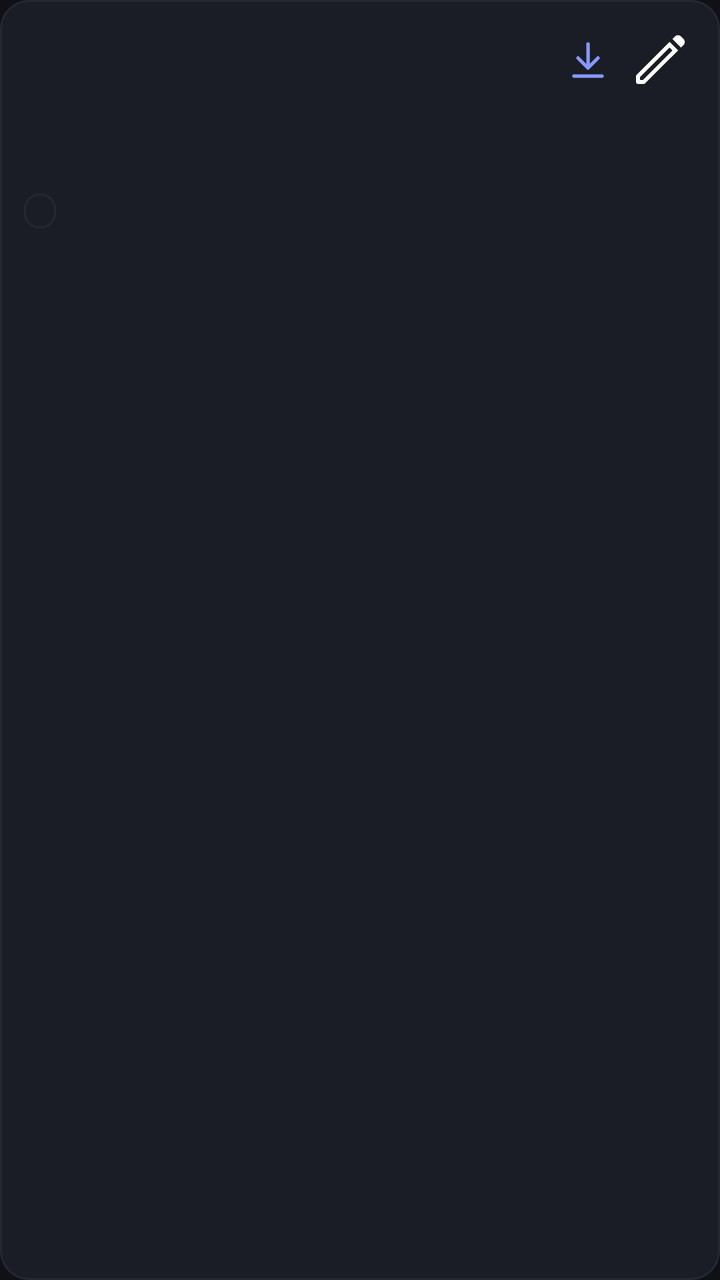
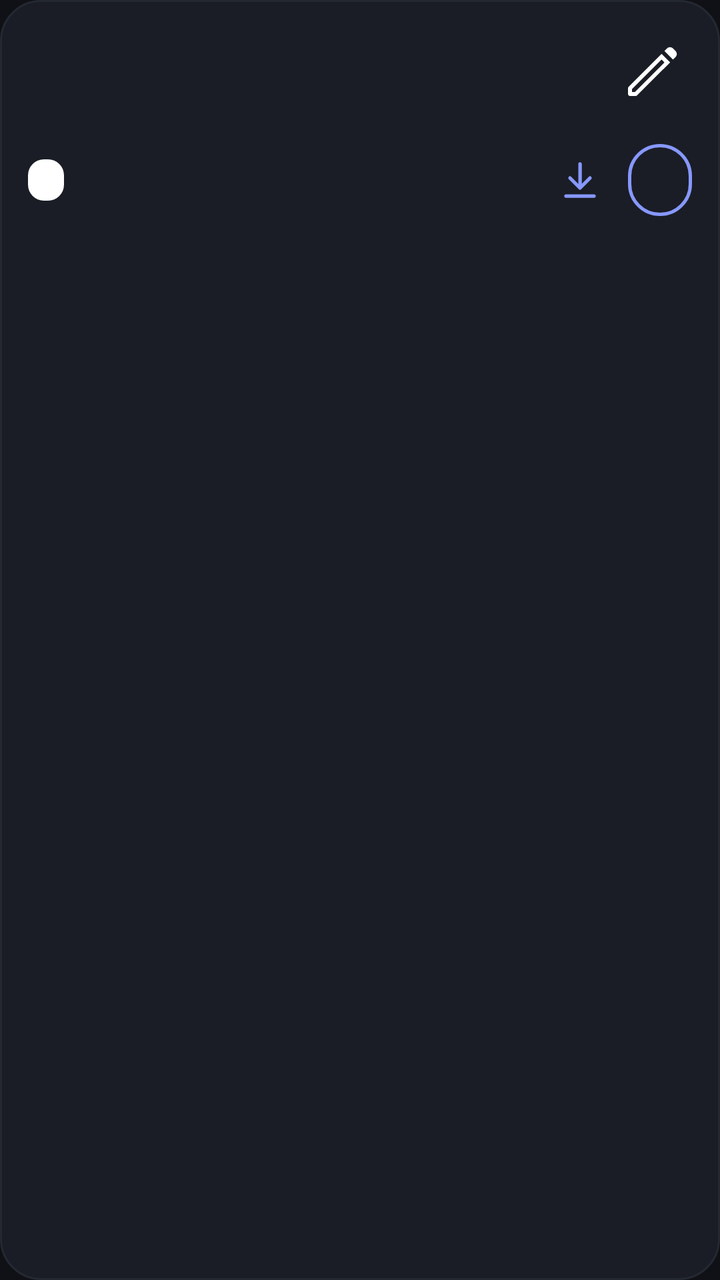

An Android layout rendered at two revisions. The XML below is the earlier revision; the diff shows what the commit changed to produce the second picture.
<!-- AndroidManifest.xml: application theme AppTheme -->
<!-- res/layout/item_profile_card.xml -->
<?xml version="1.0" encoding="utf-8"?>
<androidx.constraintlayout.widget.ConstraintLayout
    xmlns:android="http://schemas.android.com/apk/res/android"
    xmlns:app="http://schemas.android.com/apk/res-auto"
    android:layout_width="match_parent"
    android:layout_height="wrap_content"
    android:layout_margin="6dp"
    android:background="@drawable/profile_card_background"
    android:clickable="true"
    android:focusable="true"
    android:padding="12dp">

    <ImageView
        android:id="@+id/profile_icon"
        android:layout_width="40dp"
        android:layout_height="40dp"
        android:importantForAccessibility="no"
        android:scaleType="fitCenter"
        app:layout_constraintTop_toTopOf="parent"
        app:layout_constraintStart_toStartOf="parent" />

    <ImageButton
        android:id="@+id/profile_edit"
        android:layout_width="36dp"
        android:layout_height="36dp"
        android:background="?android:attr/selectableItemBackgroundBorderless"
        android:contentDescription="@string/profile_edit"
        android:src="@drawable/ic_edit_profile"
        app:layout_constraintTop_toTopOf="parent"
        app:layout_constraintEnd_toEndOf="parent" />

    <ImageButton
        android:id="@+id/profile_download"
        android:layout_width="36dp"
        android:layout_height="36dp"
        android:background="?android:attr/selectableItemBackgroundBorderless"
        android:contentDescription="@string/profile_download"
        android:src="@drawable/ic_download"
        android:tint="@color/accent"
        app:layout_constraintTop_toTopOf="parent"
        app:layout_constraintEnd_toStartOf="@id/profile_edit" />

    <TextView
        android:id="@+id/profile_name"
        android:layout_width="0dp"
        android:layout_height="wrap_content"
        android:layout_marginTop="8dp"
        android:ellipsize="end"
        android:singleLine="true"
        android:textColor="@color/primary_text"
        android:textSize="15sp"
        android:textStyle="bold"
        app:layout_constraintTop_toBottomOf="@id/profile_icon"
        app:layout_constraintStart_toStartOf="parent"
        app:layout_constraintEnd_toEndOf="parent" />

    <TextView
        android:id="@+id/profile_version"
        android:layout_width="0dp"
        android:layout_height="wrap_content"
        android:ellipsize="end"
        android:singleLine="true"
        android:textColor="@color/secondary_text"
        android:textSize="12sp"
        app:layout_constraintTop_toBottomOf="@id/profile_name"
        app:layout_constraintStart_toStartOf="parent"
        app:layout_constraintEnd_toEndOf="parent" />

    <TextView
        android:id="@+id/profile_tag"
        android:layout_width="wrap_content"
        android:layout_height="wrap_content"
        android:layout_marginTop="@dimen/padding_moderate"
        android:background="@drawable/tag_background"
        android:paddingHorizontal="8dp"
        android:paddingVertical="2dp"
        android:textColor="@color/secondary_text"
        android:textSize="10sp"
        app:layout_constraintTop_toBottomOf="@id/profile_version"
        app:layout_constraintStart_toStartOf="parent" />
</androidx.constraintlayout.widget.ConstraintLayout>
<!-- resources referenced by this layout -->
<resources>
  <color name="accent">#8798FF</color>
  <color name="primary_text">#F0F1F6</color>
  <color name="secondary_text">#969CAB</color>
  <dimen name="padding_moderate">@dimen/_6sdp</dimen>
  <!-- drawable ic_edit_profile (drawable) -->
  <vector xmlns:android="http://schemas.android.com/apk/res/android"
      android:width="32dp"
      android:height="32dp"
      android:viewportWidth="48"
      android:viewportHeight="48">
    <path
        android:fillColor="#FFF"
        android:pathData="M9,39h2.2l22.1,-22.1 -2.2,-2.2L9,36.8ZM39.7,14.7 L33.3,8.3 35.4,6.2q0.9,-0.9 2.1,-0.8 1.3,0 2.2,0.8l2.1,2.2q0.8,0.8 0.8,2.1t-0.8,2.1ZM7.5,42q-0.7,0 -1,-0.4Q6,41 6,40.5v-4.3l0.1,-0.6 0.3,-0.4 24.8,-24.8 6.4,6.4 -24.8,24.7 -0.4,0.4 -0.6,0.1ZM32.3,15.7 L31.2,14.7 33.3,16.9Z"/>
  </vector>
  <!-- drawable profile_card_background (drawable) -->
  <?xml version="1.0" encoding="utf-8"?>
  <ripple xmlns:android="http://schemas.android.com/apk/res/android"
      android:color="@color/surface_pressed">
      <item>
          <selector>
              <item android:state_selected="true">
                  <shape android:shape="rectangle">
                      <solid android:color="@color/surface_raised" />
                      <stroke android:width="2dp" android:color="@color/accent" />
                      <corners android:radius="14dp" />
                  </shape>
              </item>
              <item>
                  <shape android:shape="rectangle">
                      <solid android:color="@color/surface_raised" />
                      <stroke android:width="1dp" android:color="@color/divider" />
                      <corners android:radius="14dp" />
                  </shape>
              </item>
          </selector>
      </item>
  </ripple>
  <!-- drawable tag_background (drawable) -->
  <?xml version="1.0" encoding="utf-8"?>
  <shape xmlns:android="http://schemas.android.com/apk/res/android"
      android:shape="rectangle">
      <stroke android:width="1dp" android:color="@color/background_overlay" />
      <corners android:radius="12dp" />
  </shape>
  <string name="profile_download">Download</string>
  <string name="profile_edit">Edit profile</string>
  <color name="surface_pressed">#292E3B</color>
  <color name="surface_raised">#1A1D25</color>
  <color name="divider">@color/background_overlay</color>
  <color name="background_overlay">#242832</color>
  <color name="background_status_bar">#15171E</color>
  <color name="background_app">#101116</color>
  <!-- unchanged entries left out for length: 2 -->
</resources>

<!-- the commit's change to res/layout/item_profile_card.xml (unified diff, before → after) -->
@@ -1,81 +1,109 @@
 <?xml version="1.0" encoding="utf-8"?>
-<androidx.constraintlayout.widget.ConstraintLayout
+<LinearLayout
     xmlns:android="http://schemas.android.com/apk/res/android"
-    xmlns:app="http://schemas.android.com/apk/res-auto"
     android:layout_width="match_parent"
     android:layout_height="wrap_content"
     android:layout_margin="6dp"
     android:background="@drawable/profile_card_background"
     android:clickable="true"
     android:focusable="true"
-    android:padding="12dp">
+    android:orientation="vertical"
+    android:padding="14dp">
 
-    <ImageView
-        android:id="@+id/profile_icon"
-        android:layout_width="40dp"
-        android:layout_height="40dp"
-        android:importantForAccessibility="no"
-        android:scaleType="fitCenter"
-        app:layout_constraintTop_toTopOf="parent"
-        app:layout_constraintStart_toStartOf="parent" />
+    <LinearLayout
+        android:layout_width="match_parent"
+        android:layout_height="wrap_content"
+        android:gravity="center_vertical"
+        android:orientation="horizontal">
 
-    <ImageButton
-        android:id="@+id/profile_edit"
-        android:layout_width="36dp"
-        android:layout_height="36dp"
-        android:background="?android:attr/selectableItemBackgroundBorderless"
-        android:contentDescription="@string/profile_edit"
-        android:src="@drawable/ic_edit_profile"
-        app:layout_constraintTop_toTopOf="parent"
-        app:layout_constraintEnd_toEndOf="parent" />
+        <ImageView
+            android:id="@+id/profile_icon"
+            android:layout_width="44dp"
+            android:layout_height="44dp"
+            android:importantForAccessibility="no"
+            android:scaleType="fitCenter" />
 
-    <ImageButton
-        android:id="@+id/profile_download"
-        android:layout_width="36dp"
-        android:layout_height="36dp"
-        android:background="?android:attr/selectableItemBackgroundBorderless"
-        android:contentDescription="@string/profile_download"
-        android:src="@drawable/ic_download"
-        android:tint="@color/accent"
-        app:layout_constraintTop_toTopOf="parent"
-        app:layout_constraintEnd_toStartOf="@id/profile_edit" />
+        <LinearLayout
+            android:layout_width="0dp"
+            android:layout_height="wrap_content"
+            android:layout_weight="1"
+            android:layout_marginStart="12dp"
+            android:orientation="vertical">
+            <TextView
+                android:id="@+id/profile_name"
+                android:layout_width="match_parent"
+                android:layout_height="wrap_content"
+                android:ellipsize="end"
+                android:singleLine="true"
+                android:textColor="@color/primary_text"
+                android:textSize="15sp"
+                android:textStyle="bold" />
+            <TextView
+                android:id="@+id/profile_version"
+                android:layout_width="match_parent"
+                android:layout_height="wrap_content"
+                android:ellipsize="end"
+                android:singleLine="true"
+                android:textColor="@color/secondary_text"
+                android:textSize="12sp" />
+        </LinearLayout>
 
-    <TextView
-        android:id="@+id/profile_name"
-        android:layout_width="0dp"
+        <ImageButton
+            android:id="@+id/profile_edit"
+            android:layout_width="40dp"
+            android:layout_height="40dp"
+            android:background="?android:attr/selectableItemBackgroundBorderless"
+            android:contentDescription="@string/profile_edit"
+            android:src="@drawable/ic_edit_profile" />
+    </LinearLayout>
+
+    <LinearLayout
+        android:layout_width="match_parent"
         android:layout_height="wrap_content"
-        android:layout_marginTop="8dp"
-        android:ellipsize="end"
-        android:singleLine="true"
-        android:textColor="@color/primary_text"
-        android:textSize="15sp"
-        android:textStyle="bold"
-        app:layout_constraintTop_toBottomOf="@id/profile_icon"
-        app:layout_constraintStart_toStartOf="parent"
-        app:layout_constraintEnd_toEndOf="parent" />
+        android:layout_marginTop="12dp"
+        android:gravity="center_vertical"
+        android:orientation="horizontal">
 
-    <TextView
-        android:id="@+id/profile_version"
-        android:layout_width="0dp"
-        android:layout_height="wrap_content"
-        android:ellipsize="end"
-        android:singleLine="true"
-        android:textColor="@color/secondary_text"
-        android:textSize="12sp"
-        app:layout_constraintTop_toBottomOf="@id/profile_name"
-        app:layout_constraintStart_toStartOf="parent"
-        app:layout_constraintEnd_toEndOf="parent" />
+        <TextView
+            android:id="@+id/profile_tag"
+            android:layout_width="wrap_content"
+            android:layout_height="wrap_content"
+            android:background="@drawable/loader_tag_background"
+            android:paddingStart="9dp"
+            android:paddingEnd="9dp"
+            android:paddingTop="3dp"
+            android:paddingBottom="3dp"
+            android:textColor="@color/accent_on"
+            android:textSize="11sp"
+            android:textStyle="bold" />
 
-    <TextView
-        android:id="@+id/profile_tag"
-        android:layout_width="wrap_content"
-        android:layout_height="wrap_content"
-        android:layout_marginTop="@dimen/padding_moderate"
-        android:background="@drawable/tag_background"
-        android:paddingHorizontal="8dp"
-        android:paddingVertical="2dp"
-        android:textColor="@color/secondary_text"
-        android:textSize="10sp"
-        app:layout_constraintTop_toBottomOf="@id/profile_version"
-        app:layout_constraintStart_toStartOf="parent" />
-</androidx.constraintlayout.widget.ConstraintLayout>
+        <View
+            android:layout_width="0dp"
+            android:layout_height="0dp"
+            android:layout_weight="1" />
+
+        <ImageButton
+            android:id="@+id/profile_download"
+            android:layout_width="40dp"
+            android:layout_height="40dp"
+            android:background="?android:attr/selectableItemBackgroundBorderless"
+            android:contentDescription="@string/profile_download"
+            android:src="@drawable/ic_download"
+            android:tint="@color/accent" />
+
+        <Button
+            android:id="@+id/profile_select"
+            android:layout_width="wrap_content"
+            android:layout_height="36dp"
+            android:layout_marginStart="4dp"
+            android:background="@drawable/select_button_background"
+            android:minWidth="0dp"
+            android:minHeight="0dp"
+            android:paddingStart="16dp"
+            android:paddingEnd="16dp"
+            android:textAllCaps="false"
+            android:textColor="@color/select_button_text"
+            android:textSize="12sp"
+            android:textStyle="bold" />
+    </LinearLayout>
+</LinearLayout>
<!-- resource entries referenced after the edit -->
@@ -1,9 +1,9 @@
 <!-- resources referenced by this layout -->
 <resources>
   <color name="accent">#8798FF</color>
+  <color name="accent_on">#10131C</color>
   <color name="primary_text">#F0F1F6</color>
   <color name="secondary_text">#969CAB</color>
-  <dimen name="padding_moderate">@dimen/_6sdp</dimen>
   <!-- drawable ic_edit_profile (drawable) -->
   <vector xmlns:android="http://schemas.android.com/apk/res/android"
       android:width="32dp"
@@ -14,6 +14,13 @@
         android:fillColor="#FFF"
         android:pathData="M9,39h2.2l22.1,-22.1 -2.2,-2.2L9,36.8ZM39.7,14.7 L33.3,8.3 35.4,6.2q0.9,-0.9 2.1,-0.8 1.3,0 2.2,0.8l2.1,2.2q0.8,0.8 0.8,2.1t-0.8,2.1ZM7.5,42q-0.7,0 -1,-0.4Q6,41 6,40.5v-4.3l0.1,-0.6 0.3,-0.4 24.8,-24.8 6.4,6.4 -24.8,24.7 -0.4,0.4 -0.6,0.1ZM32.3,15.7 L31.2,14.7 33.3,16.9Z"/>
   </vector>
+  <!-- drawable loader_tag_background (drawable) -->
+  <?xml version="1.0" encoding="utf-8"?>
+  <shape xmlns:android="http://schemas.android.com/apk/res/android"
+      android:shape="rectangle">
+      <solid android:color="#FFFFFFFF" />
+      <corners android:radius="8dp" />
+  </shape>
   <!-- drawable profile_card_background (drawable) -->
   <?xml version="1.0" encoding="utf-8"?>
   <ripple xmlns:android="http://schemas.android.com/apk/res/android"
@@ -23,27 +30,42 @@
               <item android:state_selected="true">
                   <shape android:shape="rectangle">
                       <solid android:color="@color/surface_raised" />
-                      <stroke android:width="2dp" android:color="@color/accent" />
-                      <corners android:radius="14dp" />
+                      <stroke android:width="1.5dp" android:color="@color/accent" />
+                      <corners android:radius="20dp" />
                   </shape>
               </item>
               <item>
                   <shape android:shape="rectangle">
                       <solid android:color="@color/surface_raised" />
                       <stroke android:width="1dp" android:color="@color/divider" />
-                      <corners android:radius="14dp" />
+                      <corners android:radius="20dp" />
                   </shape>
               </item>
           </selector>
       </item>
   </ripple>
-  <!-- drawable tag_background (drawable) -->
+  <!-- drawable select_button_background (drawable) -->
   <?xml version="1.0" encoding="utf-8"?>
-  <shape xmlns:android="http://schemas.android.com/apk/res/android"
-      android:shape="rectangle">
-      <stroke android:width="1dp" android:color="@color/background_overlay" />
-      <corners android:radius="12dp" />
-  </shape>
+  <ripple xmlns:android="http://schemas.android.com/apk/res/android"
+      android:color="@color/surface_pressed">
+      <item>
+          <selector>
+              <item android:state_selected="true">
+                  <shape android:shape="rectangle">
+                      <solid android:color="@color/accent" />
+                      <corners android:radius="22dp" />
+                  </shape>
+              </item>
+              <item>
+                  <shape android:shape="rectangle">
+                      <solid android:color="@android:color/transparent" />
+                      <corners android:radius="22dp" />
+                      <stroke android:width="1.5dp" android:color="@color/accent" />
+                  </shape>
+              </item>
+          </selector>
+      </item>
+  </ripple>
   <string name="profile_download">Download</string>
   <string name="profile_edit">Edit profile</string>
   <color name="surface_pressed">#292E3B</color>
